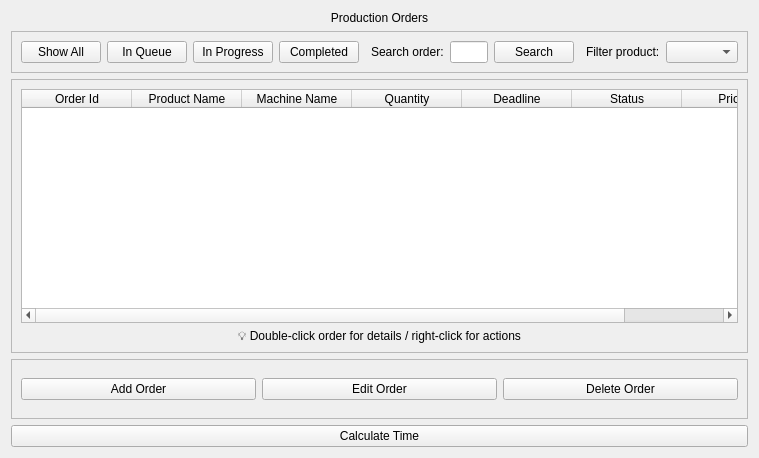
This is ui/OrdersView.ui in MagdaOleksandrTeam/ProductionPlanner as Qt 5 draws it before an edit. The edited form follows.
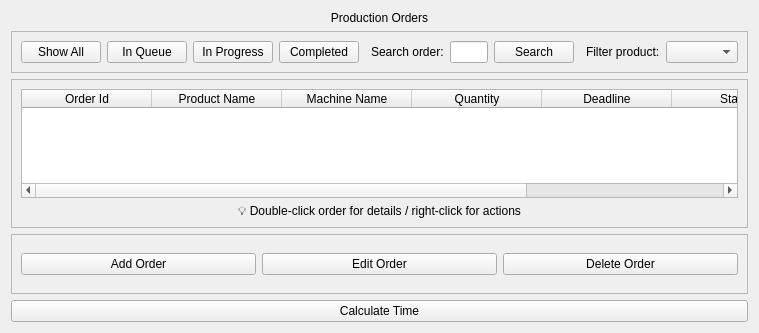
This is the edited form.

```diff
--- a/ui/OrdersView.ui
+++ b/ui/OrdersView.ui
@@ -7,7 +7,7 @@
     <x>0</x>
     <y>0</y>
     <width>759</width>
-    <height>458</height>
+    <height>333</height>
    </rect>
   </property>
   <property name="windowTitle">
@@ -157,7 +157,7 @@
          <bool>true</bool>
         </property>
         <attribute name="horizontalHeaderDefaultSectionSize">
-         <number>110</number>
+         <number>130</number>
         </attribute>
         <attribute name="horizontalHeaderStretchLastSection">
          <bool>true</bool>
```
Left out of the diff: 4 changed lines with no effect on the pictures.
